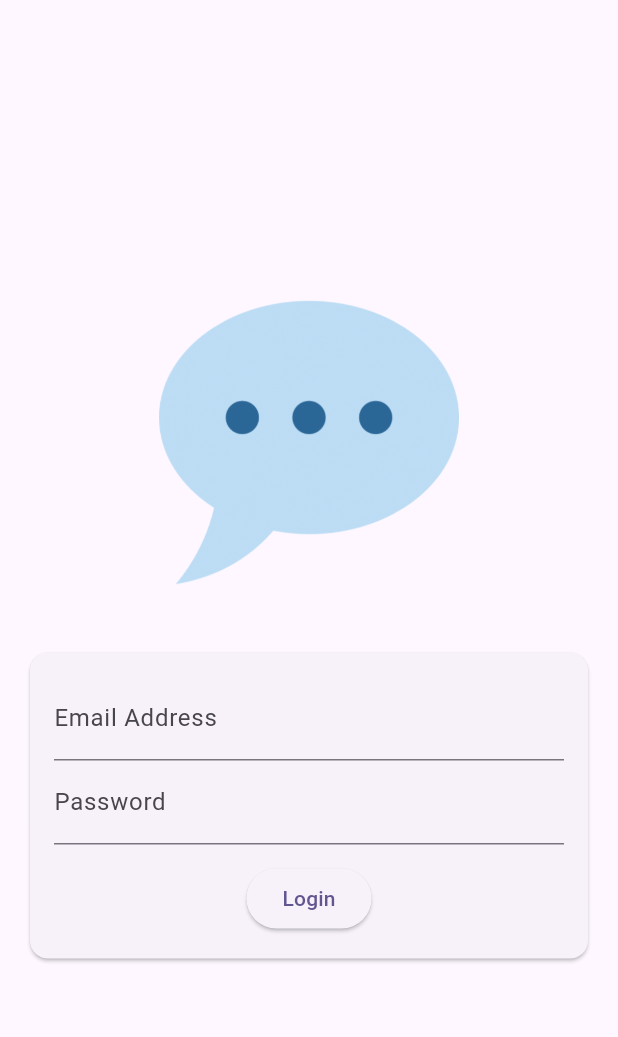
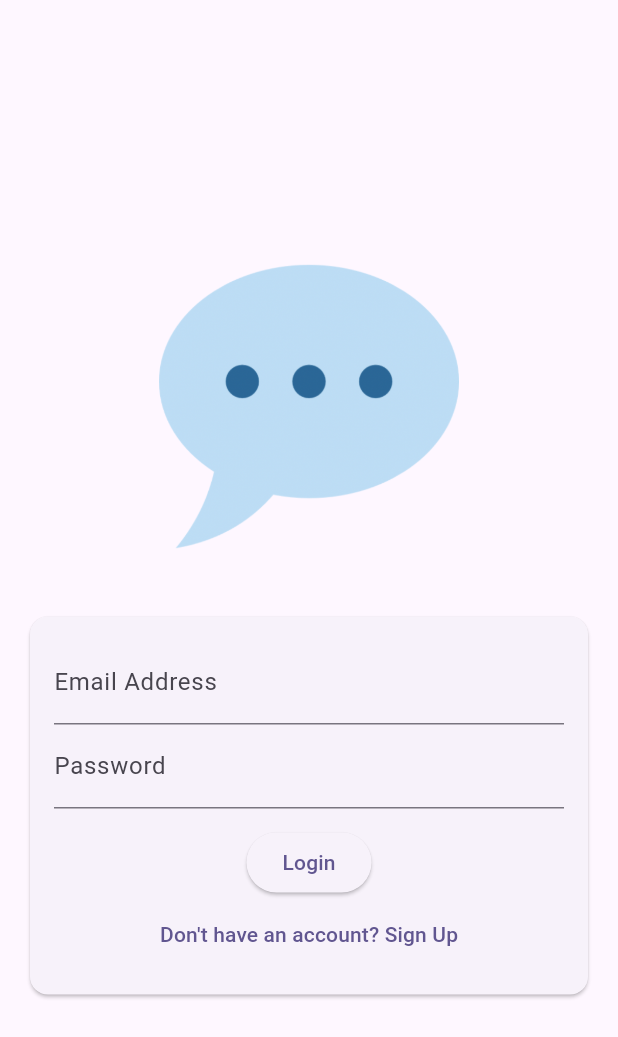
Before and after one commit to al-masud007/vellox, a Flutter app: the screen it shows after launch, on a phone screen of 412 x 824 dp. Shown: the top 1037 px of the screen. Run offline on Flutter 3.47's test engine with Material 3 defaults, Android fonts, the phone set to English and light mode, and no system bars.

Commit message:
Adding Buttons & Modes to the Authentication Screen

```diff
--- a/lib/Screens/auth.dart
+++ b/lib/Screens/auth.dart
@@ -8,6 +8,7 @@ class AuthScreen extends StatefulWidget {
 }
 
 class _AuthScreenState extends State<AuthScreen> {
+  var _isLogin = true;
   @override
   Widget build(BuildContext context) {
     return Scaffold(
@@ -52,7 +53,19 @@ class _AuthScreenState extends State<AuthScreen> {
                           const SizedBox(height: 12),
                           ElevatedButton(
                             onPressed: () {},
-                            child: const Text('Login'),
+                            child: Text(_isLogin ? 'Login' : 'SignUp '),
+                          ),
+                          TextButton(
+                            onPressed: () {
+                              setState(() {
+                                _isLogin = !_isLogin;
+                              });
+                            },
+                            child: Text(
+                              _isLogin
+                                  ? 'Don\'t have an account? Sign Up'
+                                  : 'Already have an account? Login',
+                            ),
                           ),
                         ],
                       ),
```
